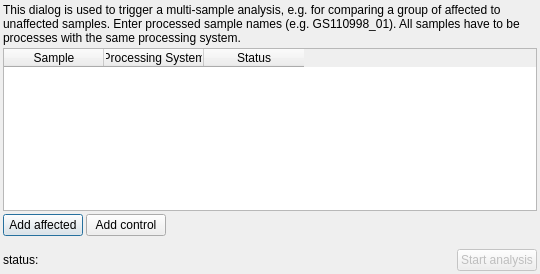
Above: src/GSvar/MultiSampleDialog.ui from imgag/ngs-bits before the change. Below: the same form after it.
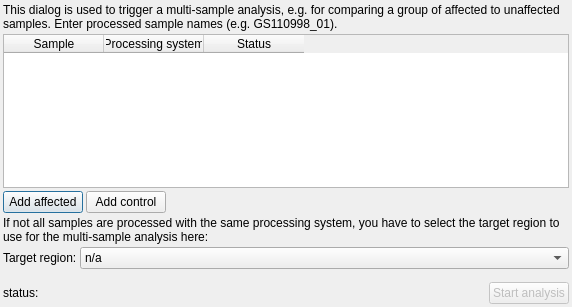
That is the form after the change. Icons and pictures are not drawn.

Commit message: Gsvar: multi-sample analysis with mixed processing systems can now be started.

```diff
--- a/src/GSvar/MultiSampleDialog.ui
+++ b/src/GSvar/MultiSampleDialog.ui
@@ -6,8 +6,8 @@
    <rect>
     <x>0</x>
     <y>0</y>
-    <width>540</width>
-    <height>274</height>
+    <width>572</width>
+    <height>307</height>
    </rect>
   </property>
   <property name="windowTitle">
@@ -32,7 +32,7 @@
    <item>
     <widget class="QLabel" name="label">
      <property name="text">
-      <string>&lt;html&gt;&lt;head/&gt;&lt;body&gt;&lt;p&gt;This dialog is used to trigger a multi-sample analysis, e.g. for comparing a group of affected to unaffected samples. Enter processed sample names (e.g. GS110998_01). All samples have to be processes with the same processing system.&lt;/p&gt;&lt;/body&gt;&lt;/html&gt;</string>
+      <string>&lt;html&gt;&lt;head/&gt;&lt;body&gt;&lt;p&gt;This dialog is used to trigger a multi-sample analysis, e.g. for comparing a group of affected to unaffected samples. Enter processed sample names (e.g. GS110998_01).&lt;/p&gt;&lt;/body&gt;&lt;/html&gt;</string>
      </property>
      <property name="wordWrap">
       <bool>true</bool>
@@ -48,7 +48,7 @@
      </column>
      <column>
       <property name="text">
-       <string>Processing System</string>
+       <string>Processing system</string>
       </property>
      </column>
      <column>
@@ -100,6 +100,42 @@
      </item>
     </layout>
    </item>
+   <item>
+    <widget class="QLabel" name="label_3">
+     <property name="text">
+      <string>If not all samples are processed with the same processing system, you have to select the target region to use for the multi-sample analysis here:</string>
+     </property>
+     <property name="wordWrap">
+      <bool>true</bool>
+     </property>
+    </widget>
+   </item>
+   <item>
+    <layout class="QHBoxLayout" name="horizontalLayout_3">
+     <item>
+      <widget class="QLabel" name="label_2">
+       <property name="text">
+        <string>Target region:</string>
+       </property>
+      </widget>
+     </item>
+     <item>
+      <widget class="QComboBox" name="target_region">
+       <property name="sizePolicy">
+        <sizepolicy hsizetype="MinimumExpanding" vsizetype="Fixed">
+         <horstretch>0</horstretch>
+         <verstretch>0</verstretch>
+        </sizepolicy>
+       </property>
+       <item>
+        <property name="text">
+         <string>n/a</string>
+        </property>
+       </item>
+      </widget>
+     </item>
+    </layout>
+   </item>
    <item>
     <spacer name="verticalSpacer">
      <property name="orientation">
```
Left out of the diff: 19 changed lines with no effect on the pictures. The commit also changes 4 other files.
